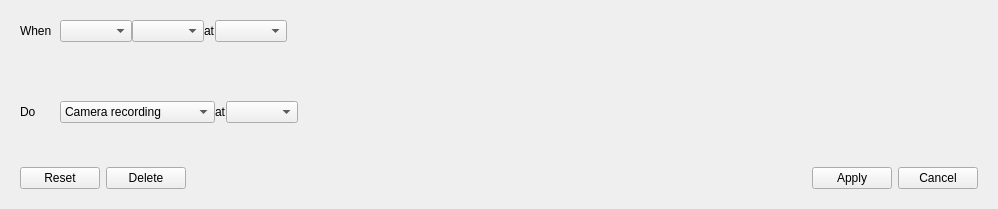
Before: the Qt Designer form client/src/ui/widgets/business/business_rule_widget.ui in networkoptix/nx_open, drawn with Qt 5.
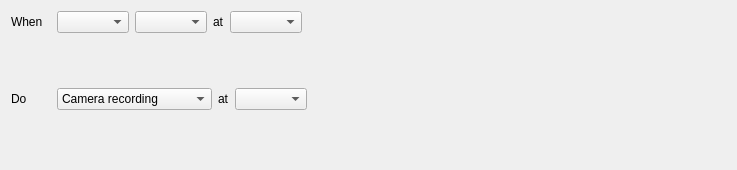
After: the same form once the commit is applied. Icons and pictures are not drawn.

Commit message:
Table events mode
<==== Mercurial data ====>
Branch: master

Diff of the .ui file:
```diff
--- a/client/src/ui/widgets/business/business_rule_widget.ui
+++ b/client/src/ui/widgets/business/business_rule_widget.ui
@@ -6,8 +6,8 @@
    <rect>
     <x>0</x>
     <y>0</y>
-    <width>998</width>
-    <height>209</height>
+    <width>737</width>
+    <height>170</height>
    </rect>
   </property>
   <property name="sizePolicy">
@@ -19,28 +19,7 @@
   <property name="windowTitle">
    <string>Form</string>
   </property>
-  <layout class="QVBoxLayout" name="verticalLayout_2">
-   <item>
-    <widget class="QFrame" name="editFrame">
-     <property name="sizePolicy">
-      <sizepolicy hsizetype="Preferred" vsizetype="Preferred">
-       <horstretch>0</horstretch>
-       <verstretch>0</verstretch>
-      </sizepolicy>
-     </property>
-     <property name="autoFillBackground">
-      <bool>true</bool>
-     </property>
-     <layout class="QVBoxLayout" name="verticalLayout_4">
-      <item>
-       <widget class="QFrame" name="eventFrame">
         <layout class="QVBoxLayout" name="verticalLayout">
-         <property name="spacing">
-          <number>0</number>
-         </property>
-         <property name="margin">
-          <number>0</number>
-         </property>
          <item>
           <layout class="QHBoxLayout" name="eventDefinitionLayout">
            <item>
@@ -126,24 +105,6 @@
            </layout>
           </widget>
          </item>
-        </layout>
-       </widget>
-      </item>
-      <item>
-       <widget class="QFrame" name="actionFrame">
-        <property name="sizePolicy">
-         <sizepolicy hsizetype="Preferred" vsizetype="Fixed">
-          <horstretch>0</horstretch>
-          <verstretch>0</verstretch>
-         </sizepolicy>
-        </property>
-        <layout class="QVBoxLayout" name="verticalLayout_3">
-         <property name="spacing">
-          <number>0</number>
-         </property>
-         <property name="margin">
-          <number>0</number>
-         </property>
          <item>
           <layout class="QHBoxLayout" name="actionTypeLayout">
            <item>
@@ -235,85 +196,6 @@
          </item>
         </layout>
        </widget>
-      </item>
-      <item>
-       <widget class="QFrame" name="controlsFrame">
-        <property name="sizePolicy">
-         <sizepolicy hsizetype="Preferred" vsizetype="Fixed">
-          <horstretch>0</horstretch>
-          <verstretch>0</verstretch>
-         </sizepolicy>
-        </property>
-        <layout class="QHBoxLayout" name="horizontalLayout_9">
-         <property name="spacing">
-          <number>6</number>
-         </property>
-         <property name="margin">
-          <number>0</number>
-         </property>
-         <item>
-          <widget class="QPushButton" name="resetButton">
-           <property name="text">
-            <string>Reset</string>
-           </property>
-           <property name="icon">
-            <iconset resource="../../../../x86/build/client-custom.qrc">
-             <normaloff>:/skin/titlebar/recording_pressed.png</normaloff>:/skin/titlebar/recording_pressed.png</iconset>
-           </property>
-          </widget>
-         </item>
-         <item>
-          <widget class="QPushButton" name="deleteButton">
-           <property name="text">
-            <string>Delete</string>
-           </property>
-          </widget>
-         </item>
-         <item>
-          <spacer name="buttonsSpacer">
-           <property name="orientation">
-            <enum>Qt::Horizontal</enum>
-           </property>
-           <property name="sizeHint" stdset="0">
-            <size>
-             <width>40</width>
-             <height>20</height>
-            </size>
-           </property>
-          </spacer>
-         </item>
-         <item>
-          <widget class="QPushButton" name="applyButton">
-           <property name="text">
-            <string>Apply</string>
-           </property>
-           <property name="icon">
-            <iconset resource="../../../../x86/build/client-custom.qrc">
-             <normaloff>:/skin/titlebar/connected.png</normaloff>:/skin/titlebar/connected.png</iconset>
-           </property>
-          </widget>
-         </item>
-         <item>
-          <widget class="QPushButton" name="cancelButton">
-           <property name="text">
-            <string>Cancel</string>
-           </property>
-           <property name="icon">
-            <iconset resource="../../../../x86/build/client-custom.qrc">
-             <normaloff>:/skin/titlebar/exit.png</normaloff>:/skin/titlebar/exit.png</iconset>
-           </property>
-          </widget>
-         </item>
-        </layout>
-       </widget>
-      </item>
-     </layout>
-    </widget>
-   </item>
-  </layout>
- </widget>
- <resources>
-  <include location="../../../../x86/build/client-custom.qrc"/>
- </resources>
+ <resources/>
  <connections/>
 </ui>
```
Lines whose indentation alone changed are shown as unchanged. The commit also changes 5 other files.
